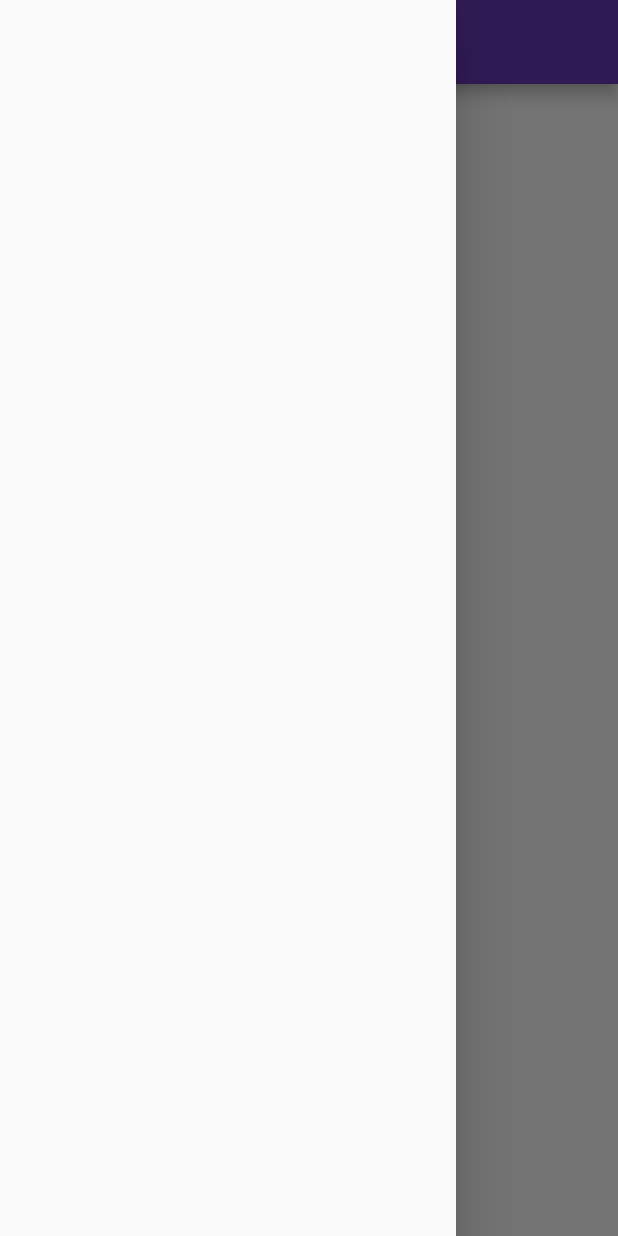
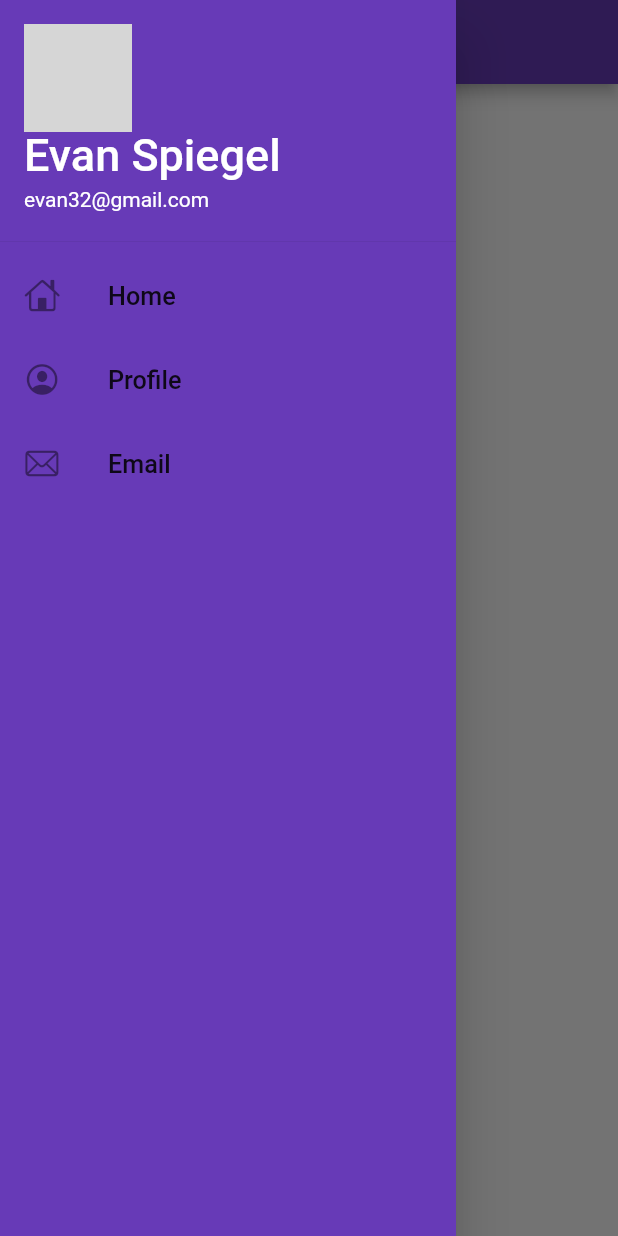
Before and after one commit to Olympus9239/Category-Ecom-App-FLutter, a Flutter app: the CategoryApp screen opened by its route, with the side drawer open, on a phone screen of 412 x 824 dp. Run offline on Flutter 3.47's test engine with Material 2 defaults, Android fonts, the phone set to English and light mode, and no system bars; network calls fail; grey boxes are pictures that could not be loaded.

Commit message:
Day 9 (Drawer)

```diff
--- a/lib/Pages/home_page.dart
+++ b/lib/Pages/home_page.dart
@@ -1,3 +1,4 @@
+import 'package:category_app/Widgets/drawer.dart';
 import 'package:flutter/material.dart';
 class CategoryApp extends StatelessWidget {
   const CategoryApp({Key key}) : super(key: key);
@@ -14,7 +15,7 @@ class CategoryApp extends StatelessWidget {
           child: Text('Wecome to 31 days of Flutter'),
         ),
       ),
-      drawer: Drawer(),
+      drawer: Mydrawer(),
     );
   }
 }
--- /dev/null
+++ b/lib/Widgets/drawer.dart
@@ -0,0 +1,46 @@
+import 'package:flutter/cupertino.dart';
+import 'package:flutter/material.dart';
+
+class Mydrawer extends StatelessWidget {
+
+
+  @override
+  Widget build(BuildContext context) {
+    final imageUrl = "https://static.theceomagazine.net/wp-content/uploads/2020/06/12080821/spiegel.jpg";
+    return Drawer(
+      child: Container(
+        color: Colors.deepPurple,
+        child: ListView(
+
+            children: <Widget>[
+              UserAccountsDrawerHeader(accountName: Text('Evan Spiegel ',
+              style: TextStyle(
+                fontSize: 30.0,
+              ),
+              ), accountEmail: Text("evan32@gmail.com"),
+                currentAccountPicture: CircleAvatar(
+                  backgroundColor: Colors.pinkAccent,
+                backgroundImage: NetworkImage(imageUrl),
+
+                ),
+
+
+              ),
+              ListTile(leading: Icon(CupertinoIcons.home),
+              title: Text("Home",textScaleFactor: 1.2,),
+              ),
+              ListTile(leading: Icon(CupertinoIcons.profile_circled),
+              title: Text("Profile",textScaleFactor: 1.2,),
+              ),
+              ListTile(leading: Icon(CupertinoIcons.mail),
+              title: Text("Email",textScaleFactor: 1.2,),
+              ),
+
+            ],
+        ),
+      )
+
+    );
+
+  }
+}
--- a/lib/main.dart
+++ b/lib/main.dart
@@ -20,7 +20,7 @@ class MyApp extends StatelessWidget {
       brightness: Brightness.light,
         primarySwatch: Colors.deepPurple,
       ),
-      initialRoute: "/",//Using initial route hamlog directly iss page pe aayenge. e.g CategoryApp wale screen pe
+      initialRoute:MyRoute.homeRoute,//Using initial route hamlog directly iss page pe aayenge. e.g CategoryApp wale screen pe
 
       routes: {
         "/":(context)=>LoginPage(),
```
